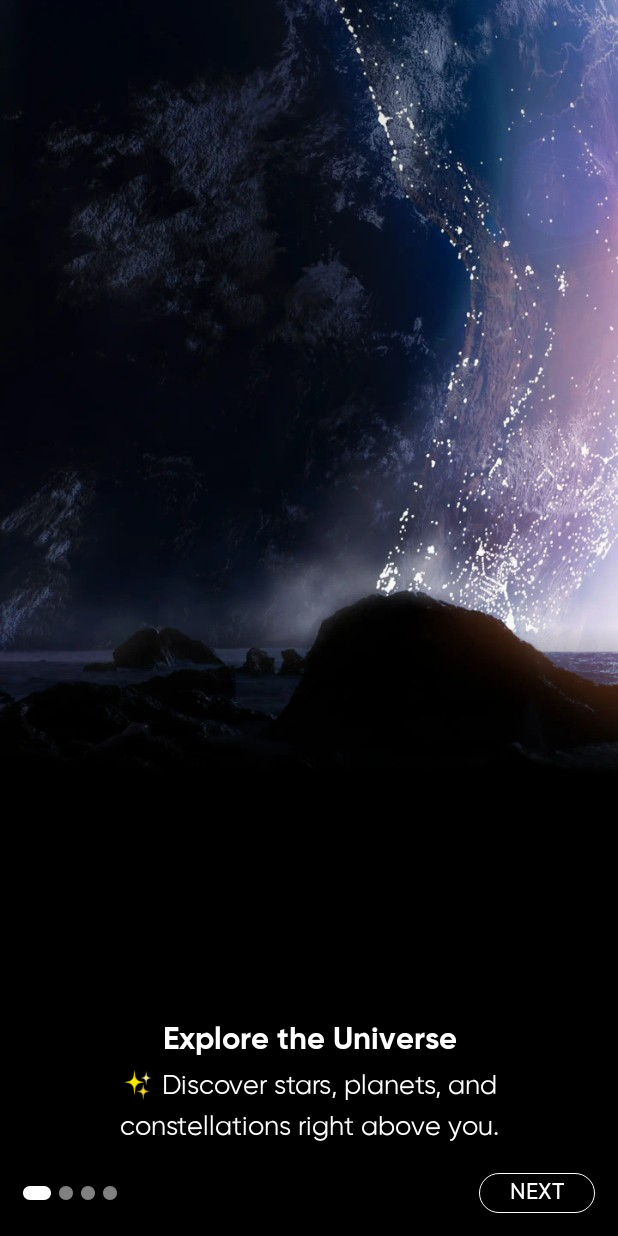
After one commit to khongphaiduycuannn/android-base-project, an Android app: the OnboardingActivity screen opened directly, with no data from a screen before it, on a phone screen of 412 x 824 dp. The commit adds this screen. Run offline under Robolectric (Android 15) with nearby library versions, the phone set to English and light mode, and no system bars; our stand-ins replace sdp/ssp sizes.

Commit message:
feat(onboarding screen)

```diff
--- a/app/build.gradle.kts
+++ b/app/build.gradle.kts
@@ -70,6 +70,10 @@ dependencies {
     // hilt
     val hiltVersion = "2.57"
     implementation("com.google.dagger:hilt-android:$hiltVersion")
-    implementation("androidx.test.ext:junit-ktx:1.1.5")
     ksp("com.google.dagger:hilt-compiler:$hiltVersion")
+
+
+    // glide
+    val glideVersion = "4.16.0"
+    implementation("com.github.bumptech.glide:glide:$glideVersion")
 }
--- a/app/src/main/AndroidManifest.xml
+++ b/app/src/main/AndroidManifest.xml
@@ -12,6 +12,9 @@
         android:roundIcon="@mipmap/ic_launcher_round"
         android:supportsRtl="true"
         android:theme="@style/Theme.Baseproject">
+        <activity
+            android:name=".ui.onboarding.OnboardingActivity"
+            android:exported="false" />
         <activity
             android:name=".ui.language.LanguageActivity"
             android:exported="true"
--- a/app/src/main/java/com/duycuannn/demo_base/ui/language/LanguageActivity.kt
+++ b/app/src/main/java/com/duycuannn/demo_base/ui/language/LanguageActivity.kt
@@ -6,9 +6,9 @@ import androidx.lifecycle.lifecycleScope
 import androidx.lifecycle.repeatOnLifecycle
 import com.duycuannn.base_project.components.BaseActivity
 import com.duycuannn.base_project.utils.extensions.setPreventDoubleClick
-import com.duycuannn.base_project.utils.showToast
 import com.duycuannn.demo_base.databinding.ActivityLanguageBinding
 import com.duycuannn.demo_base.ui.language.components.itemLanguage
+import com.duycuannn.demo_base.ui.onboarding.OnboardingActivity
 import dagger.hilt.android.AndroidEntryPoint
 import kotlinx.coroutines.launch
 
@@ -36,7 +36,7 @@ class LanguageActivity : BaseActivity<ActivityLanguageBinding>(
     override fun handleEvents() {
         binding.ivConfirm.setPreventDoubleClick {
             viewModel.applyLanguage()
-            showToast("Language applied successfully")
+            OnboardingActivity.startActivity(this)
         }
     }
 
--- /dev/null
+++ b/app/src/main/java/com/duycuannn/demo_base/ui/onboarding/OnboardingActivity.kt
@@ -0,0 +1,120 @@
+package com.duycuannn.demo_base.ui.onboarding
+
+import android.content.Context
+import android.content.Intent
+import android.widget.ImageView
+import androidx.core.view.children
+import androidx.recyclerview.widget.RecyclerView
+import androidx.viewpager2.widget.CompositePageTransformer
+import androidx.viewpager2.widget.MarginPageTransformer
+import androidx.viewpager2.widget.ViewPager2
+import com.duycuannn.base_project.components.BaseActivity
+import com.duycuannn.base_project.utils.extensions.setPreventDoubleClick
+import com.duycuannn.base_project.utils.showToast
+import com.duycuannn.demo_base.R
+import com.duycuannn.demo_base.databinding.ActivityOnboardingBinding
+import com.duycuannn.demo_base.ui.onboarding.components.OnboardingAdapter
+import com.duycuannn.demo_base.ui.onboarding.components.OnboardingItem
+import kotlin.math.abs
+
+class OnboardingActivity : BaseActivity<ActivityOnboardingBinding>(
+    ActivityOnboardingBinding::inflate
+) {
+
+    companion object {
+        fun startActivity(context: Context) {
+            val intent = Intent(context, OnboardingActivity::class.java)
+            intent.flags = Intent.FLAG_ACTIVITY_NEW_TASK or Intent.FLAG_ACTIVITY_CLEAR_TASK
+            context.startActivity(intent)
+        }
+    }
+
+
+    private val onboardingItems = listOf(
+        OnboardingItem(
+            R.drawable.img_onboarding_1,
+            R.string.onboarding_title_1,
+            R.string.onboarding_description_1
+        ),
+        OnboardingItem(
+            R.drawable.img_onboarding_2,
+            R.string.onboarding_title_2,
+            R.string.onboarding_description_2
+        ),
+        OnboardingItem(
+            R.drawable.img_onboarding_3,
+            R.string.onboarding_title_3,
+            R.string.onboarding_description_3
+        ),
+        OnboardingItem(
+            R.drawable.img_onboarding_4,
+            R.string.onboarding_title_4,
+            R.string.onboarding_description_4
+        )
+    )
+
+    private val itemAdapter = OnboardingAdapter().apply {
+        submitData(onboardingItems)
+    }
+
+
+    override fun initViews() {
+        setupViewPager()
+    }
+
+
+    private fun setupViewPager() {
+        binding.vpOnboardingItems.apply {
+            adapter = itemAdapter
+            setPageTransformation()
+            registerOnPageChangeCallback(object : ViewPager2.OnPageChangeCallback() {
+                override fun onPageSelected(position: Int) {
+                    selectIndicator(position)
+                    handleNextButtonClick(position)
+                }
+            })
+        }
+    }
+
+    private fun selectIndicator(selectedIndex: Int) {
+        binding.llIndicatorsContainer.children.forEachIndexed { index, view ->
+            if (view is ImageView) {
+                view.setImageResource(
+                    if (index == selectedIndex) R.drawable.ic_onboarding_indicator_selected
+                    else R.drawable.ic_onboarding_indicator
+                )
+            }
+        }
+    }
+
+    private fun handleNextButtonClick(position: Int) {
+        binding.tvNext.apply {
+            if (position == itemAdapter.itemCount - 1) {
+                text = getString(R.string.start)
+                setPreventDoubleClick {
+                    showToast("Start Main activity")
+                }
+            } else {
+                text = getString(R.string.next)
+                setPreventDoubleClick {
+                    binding.vpOnboardingItems.currentItem += 1
+                }
+            }
+        }
+    }
+
+    private fun ViewPager2.setPageTransformation() {
+        clipToPadding = false
+        clipChildren = false
+        getChildAt(0).overScrollMode = RecyclerView.OVER_SCROLL_ALWAYS
+        val compositePageTransformer = CompositePageTransformer()
+        compositePageTransformer.addTransformer(MarginPageTransformer(100))
+        compositePageTransformer.addTransformer { view, position ->
+            val r = 1 - abs(position)
+            view.scaleY = 0.8f + r * 0.2f
+            val absPosition = abs(position)
+            view.alpha = 1.0f - 1.25f * absPosition
+        }
+        setPageTransformer(compositePageTransformer)
+    }
+}
--- /dev/null
+++ b/app/src/main/java/com/duycuannn/demo_base/ui/onboarding/components/OnboardingAdapter.kt
@@ -0,0 +1,52 @@
+package com.duycuannn.demo_base.ui.onboarding.components
+
+import android.view.LayoutInflater
+import android.view.ViewGroup
+import androidx.recyclerview.widget.RecyclerView
+import com.bumptech.glide.Glide
+import com.duycuannn.demo_base.databinding.ItemOnboardingBinding
+
+class OnboardingAdapter : RecyclerView.Adapter<OnboardingAdapter.OnboardingViewHolder>() {
+
+    inner class OnboardingViewHolder(
+        private val binding: ItemOnboardingBinding
+    ) : RecyclerView.ViewHolder(binding.root) {
+
+        fun bind(onboardingItem: OnboardingItem) {
+            Glide.with(binding.root).load(onboardingItem.imageResId).into(binding.ivThumbnail)
+            val title = binding.root.context.getString(onboardingItem.titleResId)
+            val description = binding.root.context.getString(onboardingItem.descriptionResId)
+            binding.tvTitle.text = title
+            binding.tvDescription.text = description
+        }
+    }
+
+
+    private val items = mutableListOf<OnboardingItem>()
+
+    fun submitData(items: List<OnboardingItem>) {
+        this.items.clear()
+        this.items.addAll(items)
+        notifyDataSetChanged()
+    }
+
+
+    override fun onCreateViewHolder(
+        parent: ViewGroup,
+        viewType: Int
+    ): OnboardingViewHolder {
+        val binding = ItemOnboardingBinding.inflate(
+            LayoutInflater.from(parent.context), parent, false
+        )
+        return OnboardingViewHolder(binding)
+    }
+
+    override fun onBindViewHolder(
+        holder: OnboardingViewHolder,
+        position: Int
+    ) {
+        holder.bind(items[position])
+    }
+
+    override fun getItemCount(): Int = items.size
+}
--- /dev/null
+++ b/app/src/main/java/com/duycuannn/demo_base/ui/onboarding/components/OnboardingItem.kt
@@ -0,0 +1,7 @@
+package com.duycuannn.demo_base.ui.onboarding.components
+
+data class OnboardingItem(
+    val imageResId: Int,
+    val titleResId: Int,
+    val descriptionResId: Int
+)
--- /dev/null
+++ b/app/src/main/res/drawable/bg_btn_onboarding_next.xml
@@ -0,0 +1,10 @@
+<?xml version="1.0" encoding="utf-8"?>
+<shape xmlns:android="http://schemas.android.com/apk/res/android"
+    android:shape="rectangle">
+
+    <corners android:radius="@dimen/_20sdp" />
+
+    <stroke
+        android:width="0.9dp"
+        android:color="@color/white" />
+</shape>
--- /dev/null
+++ b/app/src/main/res/drawable/ic_onboarding_indicator.xml
@@ -0,0 +1,10 @@
+<?xml version="1.0" encoding="utf-8"?>
+<vector xmlns:android="http://schemas.android.com/apk/res/android"
+    android:width="8dp"
+    android:height="8dp"
+    android:viewportWidth="8"
+    android:viewportHeight="8">
+    <path
+        android:fillColor="#80FFFFFF"
+        android:pathData="M0 4c0-2.21 1.79-4 4-4h0c2.21 0 4 1.79 4 4v0c0 2.21-1.79 4-4 4h0c-2.21 0-4-1.79-4-4z"/>
+</vector>
--- /dev/null
+++ b/app/src/main/res/drawable/ic_onboarding_indicator_selected.xml
@@ -0,0 +1,10 @@
+<?xml version="1.0" encoding="utf-8"?>
+<vector xmlns:android="http://schemas.android.com/apk/res/android"
+    android:width="16dp"
+    android:height="8dp"
+    android:viewportWidth="16"
+    android:viewportHeight="8">
+    <path
+        android:fillColor="#FFFFFFFF"
+        android:pathData="M0 4c0-2.21 1.79-4 4-4h8c2.21 0 4 1.79 4 4v0c0 2.21-1.79 4-4 4h-8c-2.21 0-4-1.79-4-4z"/>
+</vector>
--- /dev/null
+++ b/app/src/main/res/layout/activity_onboarding.xml
@@ -0,0 +1,84 @@
+<?xml version="1.0" encoding="utf-8"?>
+<androidx.constraintlayout.widget.ConstraintLayout xmlns:android="http://schemas.android.com/apk/res/android"
+    xmlns:app="http://schemas.android.com/apk/res-auto"
+    xmlns:tools="http://schemas.android.com/tools"
+    android:id="@+id/main"
+    android:layout_width="match_parent"
+    android:layout_height="match_parent"
+    android:background="@color/background_main"
+    tools:context=".ui.onboarding.OnboardingActivity">
+
+    <include
+        layout="@layout/item_onboarding"
+        android:layout_width="match_parent"
+        android:layout_height="0dp"
+        android:visibility="gone"
+        app:layout_constraintBottom_toTopOf="@id/tvNext"
+        app:layout_constraintTop_toTopOf="parent"
+        tools:visibility="visible" />
+
+    <androidx.viewpager2.widget.ViewPager2
+        android:id="@+id/vpOnboardingItems"
+        android:layout_width="match_parent"
+        android:layout_height="0dp"
+        app:layout_constraintBottom_toTopOf="@id/tvNext"
+        app:layout_constraintTop_toTopOf="parent" />
+
+    <LinearLayout
+        android:id="@+id/llIndicatorsContainer"
+        android:layout_width="wrap_content"
+        android:layout_height="@dimen/_7sdp"
+        android:layout_marginStart="@dimen/_12sdp"
+        app:layout_constraintBottom_toBottomOf="@+id/tvNext"
+        app:layout_constraintStart_toStartOf="parent"
+        app:layout_constraintTop_toTopOf="@+id/tvNext">
+
+        <ImageView
+            android:layout_width="wrap_content"
+            android:layout_height="match_parent"
+            android:layout_marginEnd="@dimen/_4sdp"
+            android:adjustViewBounds="true"
+            android:contentDescription="@null"
+            android:src="@drawable/ic_onboarding_indicator_selected" />
+
+        <ImageView
+            android:layout_width="wrap_content"
+            android:layout_height="match_parent"
+            android:layout_marginEnd="@dimen/_4sdp"
+            android:adjustViewBounds="true"
+            android:contentDescription="@null"
+            android:src="@drawable/ic_onboarding_indicator" />
+
+        <ImageView
+            android:layout_width="wrap_content"
+            android:layout_height="match_parent"
+            android:layout_marginEnd="@dimen/_4sdp"
+            android:adjustViewBounds="true"
+            android:contentDescription="@null"
+            android:src="@drawable/ic_onboarding_indicator" />
+
+        <ImageView
+            android:layout_width="wrap_content"
+            android:layout_height="match_parent"
+            android:layout_marginEnd="@dimen/_4sdp"
+            android:adjustViewBounds="true"
+            android:contentDescription="@null"
+            android:src="@drawable/ic_onboarding_indicator" />
+    </LinearLayout>
+
+    <TextView
+        android:id="@+id/tvNext"
+        style="@style/text_medium_12"
+        android:layout_width="wrap_content"
+        android:layout_height="wrap_content"
+        android:layout_margin="@dimen/_12sdp"
+        android:background="@drawable/bg_btn_onboarding_next"
+        android:includeFontPadding="false"
+        android:paddingHorizontal="@dimen/_16sdp"
+        android:paddingVertical="@dimen/_4sdp"
+        android:text="@string/next"
+        android:textAllCaps="true"
+        android:textColor="@color/white"
+        app:layout_constraintBottom_toBottomOf="parent"
+        app:layout_constraintEnd_toEndOf="parent" />
+</androidx.constraintlayout.widget.ConstraintLayout>
--- /dev/null
+++ b/app/src/main/res/layout/item_onboarding.xml
@@ -0,0 +1,43 @@
+<?xml version="1.0" encoding="utf-8"?>
+<androidx.constraintlayout.widget.ConstraintLayout xmlns:android="http://schemas.android.com/apk/res/android"
+    xmlns:app="http://schemas.android.com/apk/res-auto"
+    xmlns:tools="http://schemas.android.com/tools"
+    android:layout_width="match_parent"
+    android:layout_height="match_parent"
+    android:background="@color/background_main">
+
+    <ImageView
+        android:id="@+id/ivThumbnail"
+        android:layout_width="match_parent"
+        android:layout_height="wrap_content"
+        android:adjustViewBounds="true"
+        android:contentDescription="@null"
+        app:layout_constraintTop_toTopOf="parent"
+        tools:src="@drawable/img_onboarding_2" />
+
+    <TextView
+        android:id="@+id/tvTitle"
+        style="@style/text_bold_16"
+        android:layout_width="0dp"
+        android:layout_height="wrap_content"
+        android:layout_marginBottom="@dimen/_6sdp"
+        android:gravity="center"
+        android:textColor="@color/white"
+        app:layout_constraintBottom_toTopOf="@+id/tvDescription"
+        app:layout_constraintEnd_toEndOf="@+id/tvDescription"
+        app:layout_constraintStart_toStartOf="@+id/tvDescription"
+        tools:text="Explore the Universe" />
+
+    <TextView
+        android:id="@+id/tvDescription"
+        style="@style/text_regular_14"
+        android:layout_width="match_parent"
+        android:layout_height="wrap_content"
+        android:layout_marginHorizontal="@dimen/_28sdp"
+        android:layout_marginBottom="@dimen/_16sdp"
+        android:gravity="center"
+        android:lineSpacingExtra="@dimen/_6sdp"
+        android:textColor="@color/white"
+        app:layout_constraintBottom_toBottomOf="parent"
+        tools:text="✨ Discover stars, planets, and constellations right above you." />
+</androidx.constraintlayout.widget.ConstraintLayout>
--- a/app/src/main/res/values/strings.xml
+++ b/app/src/main/res/values/strings.xml
@@ -1,4 +1,15 @@
 <resources>
     <string name="app_name">base-project</string>
     <string name="hello_i_m_thuongok">Hello I\'m thuongok!</string>
+    <string name="next">Next</string>
+
+    <string name="onboarding_title_1">Explore the Universe</string>
+    <string name="onboarding_description_1">✨ Discover stars, planets, and constellations right above you.</string>
+    <string name="onboarding_title_2"><![CDATA[Point & Identify]]></string>
+    <string name="onboarding_description_2">📍 Just point your phone to the sky and instantly know what you’re looking at.</string>
+    <string name="onboarding_title_3">Track Celestial Events</string>
+    <string name="onboarding_description_3">🌙 Stay updated with eclipses, meteor showers, and planet movements.</string>
+    <string name="onboarding_title_4">Your Personal Sky Guide</string>
+    <string name="onboarding_description_4">🔭 Learn, explore, and enjoy the night sky—anytime, anywhere.</string>
+    <string name="start">Start</string>
 </resources>
--- a/app/src/main/res/values/styles.xml
+++ b/app/src/main/res/values/styles.xml
@@ -4,21 +4,25 @@
     <style name="text_regular">
         <item name="android:fontFamily">@font/svn_gilroy_regular</item>
         <item name="android:includeFontPadding">false</item>
+        <item name="android:lineSpacingExtra">@dimen/_2sdp</item>
     </style>
 
     <style name="text_medium">
         <item name="android:fontFamily">@font/svn_gilroy_medium</item>
         <item name="android:includeFontPadding">false</item>
+        <item name="android:lineSpacingExtra">@dimen/_2sdp</item>
     </style>
 
     <style name="text_semibold">
         <item name="android:fontFamily">@font/svn_gilroy_semibold</item>
         <item name="android:includeFontPadding">false</item>
+        <item name="android:lineSpacingExtra">@dimen/_2sdp</item>
     </style>
 
     <style name="text_bold">
         <item name="android:fontFamily">@font/svn_gilroy_bold</item>
         <item name="android:includeFontPadding">false</item>
+        <item name="android:lineSpacingExtra">@dimen/_2sdp</item>
     </style>
 
 
```
Also changed, not shown: app/src/main/res/drawable/img_background.webp (added), app/src/main/res/drawable/img_onboarding_1.webp (added), app/src/main/res/drawable/img_onboarding_2.webp (added), app/src/main/res/drawable/img_onboarding_3.webp (added), app/src/main/res/drawable/img_onboarding_4.webp (added).
